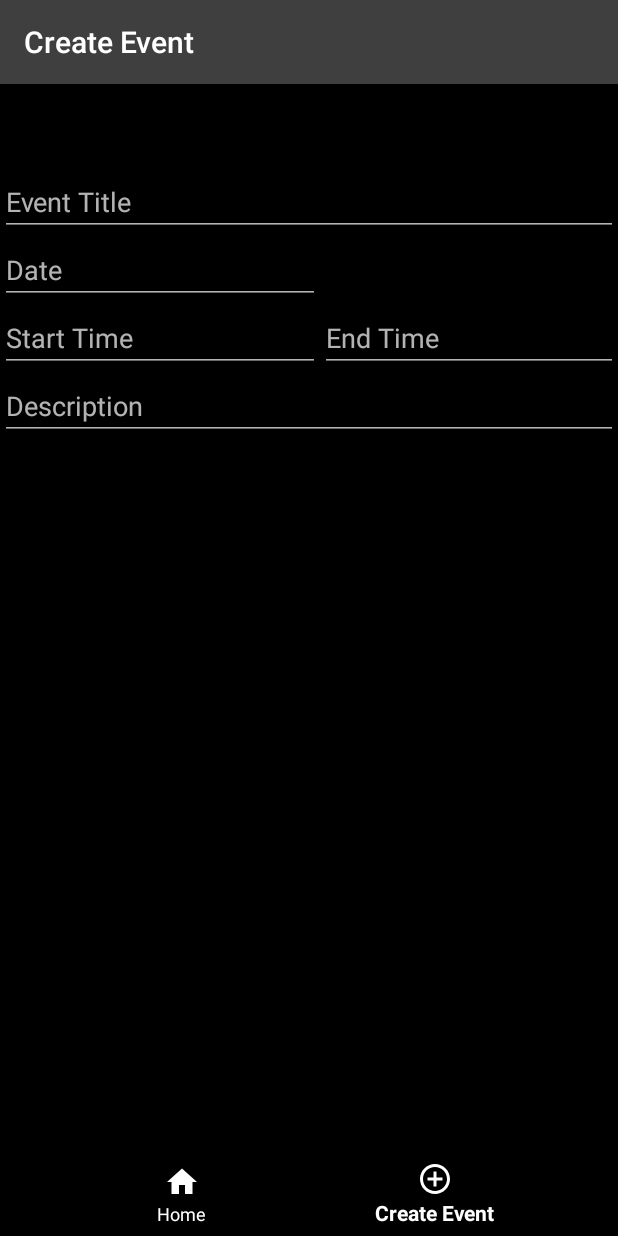
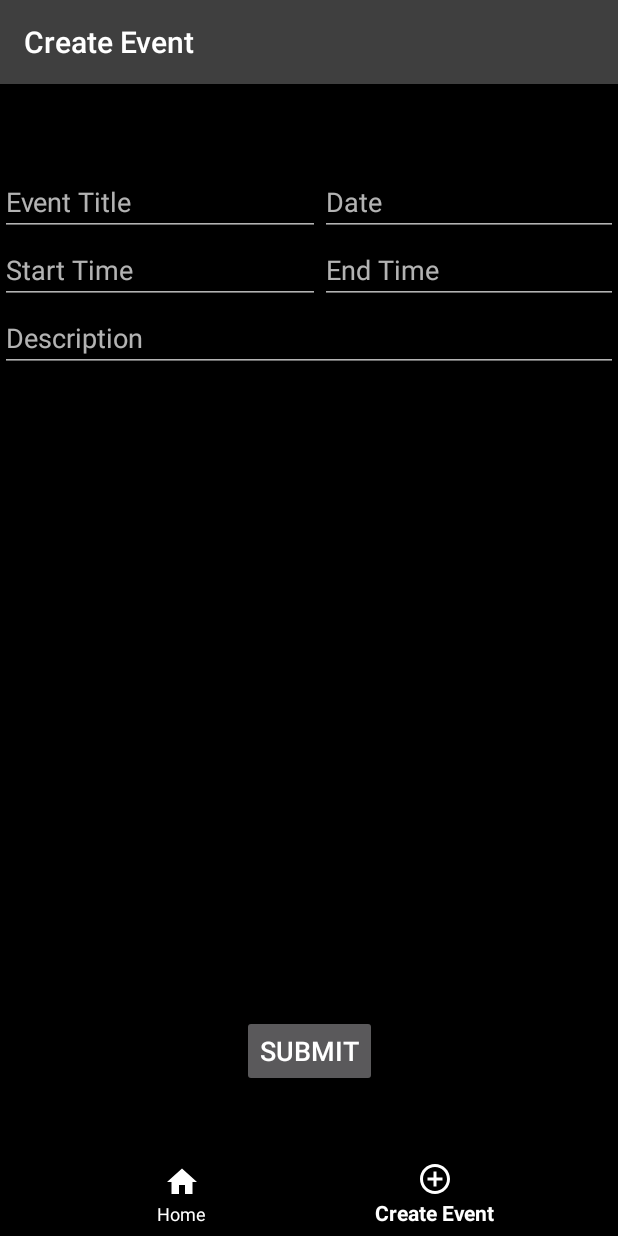
Before and after one commit to chuckan13/digitalpassbookclient, an Android app: the CreateEventFragment screen opened through its navigation route, on a phone screen of 412 x 824 dp. Run offline under Robolectric (Android 15) with nearby library versions, the phone set to English and light mode, and no system bars; our stand-ins replace navigation-ui.

Commit message:
digitalpassbook2 now functional

```diff
--- a/digitalpassbook2/app/src/main/java/com/example/digitalpassbook2/ui/create_event/CreateEventFragment.kt
+++ b/digitalpassbook2/app/src/main/java/com/example/digitalpassbook2/ui/create_event/CreateEventFragment.kt
@@ -4,10 +4,13 @@ import android.os.Bundle
 import android.view.LayoutInflater
 import android.view.View
 import android.view.ViewGroup
+import android.widget.Button
 import android.widget.TextView
 import androidx.fragment.app.Fragment
 import androidx.lifecycle.Observer
 import androidx.lifecycle.ViewModelProviders
+import androidx.navigation.fragment.findNavController
+import androidx.navigation.fragment.navArgs
 import com.example.digitalpassbook2.R
 
 class CreateEventFragment : Fragment() {
@@ -28,4 +31,15 @@ class CreateEventFragment : Fragment() {
         })
         return root
     }
+
+    override fun onViewCreated(view: View, savedInstanceState: Bundle?) {
+        super.onViewCreated(view, savedInstanceState)
+
+        view.findViewById<Button>(R.id.submit).setOnClickListener {
+            // need to replace this with a function that handles the data and navigates home
+            // but also does other stuff
+            findNavController().navigate(R.id.navigation_home)
+        }
+
+    }
 }
--- a/digitalpassbook2/app/src/main/res/layout/fragment_create_event.xml
+++ b/digitalpassbook2/app/src/main/res/layout/fragment_create_event.xml
@@ -30,10 +30,8 @@
         android:fontFamily="sans-serif"
         android:hint="@string/event_title_hint"
         android:inputType="textPersonName"
+        android:maxLength="30"
         android:textSize="18sp"
-        android:maxLength="30"
-        app:layout_constraintEnd_toEndOf="parent"
-        app:layout_constraintHorizontal_bias="0.0"
         app:layout_constraintStart_toStartOf="parent"
         app:layout_constraintTop_toTopOf="parent" />
 
@@ -46,8 +44,9 @@
         android:hint="@string/date_hint"
         android:inputType="date"
         android:textSize="18sp"
-        app:layout_constraintStart_toStartOf="parent"
-        app:layout_constraintTop_toBottomOf="@+id/event_title" />
+        app:layout_constraintEnd_toEndOf="parent"
+        app:layout_constraintStart_toEndOf="@+id/event_title"
+        app:layout_constraintTop_toTopOf="parent" />
 
     <EditText
         android:id="@+id/start_time"
@@ -59,7 +58,7 @@
         android:inputType="time"
         android:textSize="18sp"
         app:layout_constraintStart_toStartOf="parent"
-        app:layout_constraintTop_toBottomOf="@+id/date" />
+        app:layout_constraintTop_toBottomOf="@+id/event_title" />
 
     <EditText
         android:id="@+id/end_time"
@@ -89,4 +88,16 @@
         app:layout_constraintEnd_toEndOf="parent"
         app:layout_constraintStart_toStartOf="parent"
         app:layout_constraintTop_toBottomOf="@+id/start_time" />
+
+    <Button
+        android:id="@+id/submit"
+        android:layout_width="wrap_content"
+        android:layout_height="wrap_content"
+        android:text="Submit"
+        android:textSize="18sp"
+        app:layout_constraintBottom_toBottomOf="parent"
+        app:layout_constraintEnd_toEndOf="parent"
+        app:layout_constraintStart_toStartOf="parent"
+        app:layout_constraintTop_toTopOf="parent"
+        app:layout_constraintVertical_bias="0.85" />
 </androidx.constraintlayout.widget.ConstraintLayout>
```
